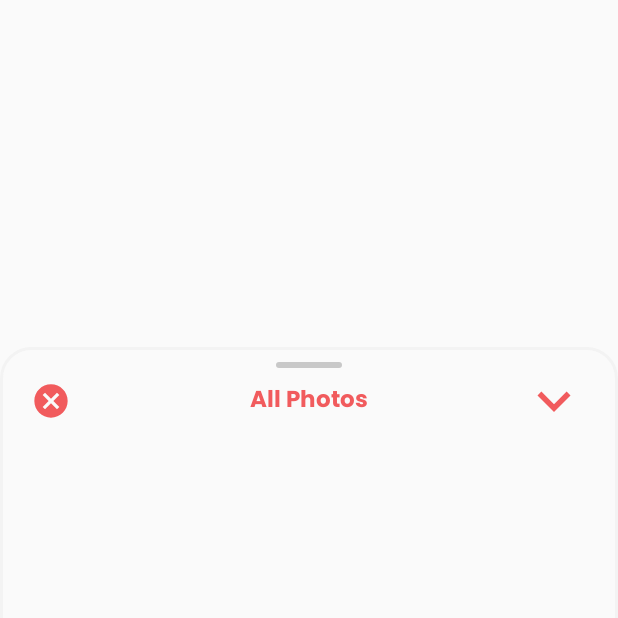
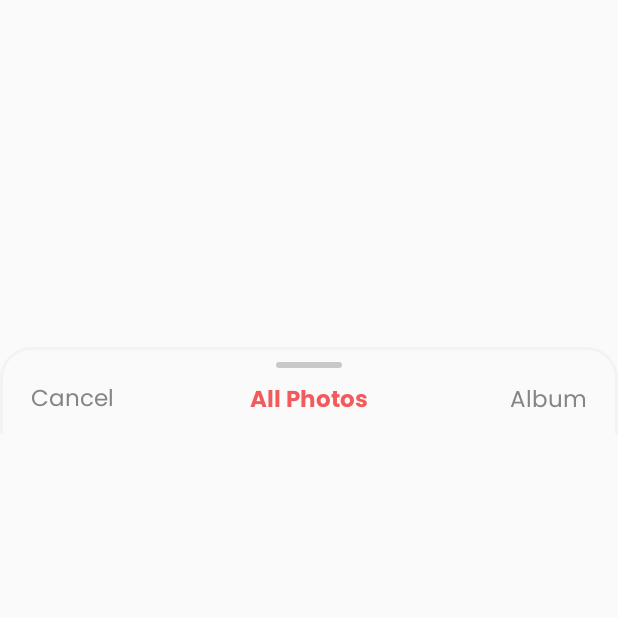
Before and after one commit to mahfuj-ahmed-jim/Khaben_Naki, an Android app: the screen it shows after launch (InformationActivity), on a phone screen of 412 x 824 dp, the top half of it. Run offline under Robolectric (Android 15) with nearby library versions, the phone set to English and light mode, and no system bars.

Commit message:
Slider Bug Fixed

```diff
--- a/Android/app/src/main/java/com/example/khabennaki/Design/SignUp/InformationActivity.java
+++ b/Android/app/src/main/java/com/example/khabennaki/Design/SignUp/InformationActivity.java
@@ -1,5 +1,6 @@
 package com.example.khabennaki.Design.SignUp;
 
+import androidx.annotation.DrawableRes;
 import androidx.annotation.NonNull;
 import androidx.appcompat.app.AppCompatActivity;
 import androidx.appcompat.app.AppCompatDelegate;
@@ -8,6 +9,8 @@ import androidx.core.content.ContextCompat;
 import androidx.recyclerview.widget.RecyclerView;
 
 import android.Manifest;
+import android.annotation.SuppressLint;
+import android.content.Intent;
 import android.content.pm.PackageManager;
 import android.database.Cursor;
 import android.os.Build;
@@ -20,6 +23,7 @@ import android.view.WindowManager;
 import android.view.animation.TranslateAnimation;
 import android.widget.Button;
 import android.widget.GridView;
+import android.widget.TextView;
 import android.widget.Toast;
 
 import com.example.khabennaki.Design.Home.ImageFromGallery.GridAdapter;
@@ -38,8 +42,8 @@ public class InformationActivity extends AppCompatActivity {
     // for bottom sheet
     private BottomSheetBehavior bottomSheetBehavior;
     private View bottomSheet;
-    private Button crossButton, arrowButton;
-    private boolean CHECK_ARROW_BUTTON_ROTATION_STATE = false;
+    private TextView crossButton, arrowButton; // use as button
+    private boolean SHOW_ALBUMS = false;
     private View layoutView;
     private RecyclerView recyclerView;
 
@@ -95,21 +99,34 @@ public class InformationActivity extends AppCompatActivity {
             @Override
             public void onClick(View v) {
                 bottomSheetBehavior.setHideable(true); // make bottom sheet hideAble
-                bottomSheetBehavior.setState(BottomSheetBehavior.STATE_HIDDEN); // hide the bottom sheet
+                //bottomSheetBehavior.setState(BottomSheetBehavior.STATE_HIDDEN); // hide the bottom sheet
+                bottomSheetBehavior.setState(BottomSheetBehavior.STATE_HALF_EXPANDED);
             }
         });
 
         arrowButton.setOnClickListener(new View.OnClickListener() {
+            @SuppressLint("ResourceAsColor")
             @Override
             public void onClick(View v) {
-                if(CHECK_ARROW_BUTTON_ROTATION_STATE==false){
-                    arrowButton.setRotation(180); // rotate the button
-                    CHECK_ARROW_BUTTON_ROTATION_STATE = true; // change the state
+                if(SHOW_ALBUMS==false){
+                    SHOW_ALBUMS = true; // change the state
                     slideUp(layoutView); // slide up animation for recyclerView
+
+                    // thread to make smooth
+                    Thread background = new Thread() {
+                        public void run() {
+                            try {
+                                sleep(500);
+                                gridView.setVisibility(View.GONE); // hide gridView
+                            } catch (Exception e) {
+                            }
+                        }
+                    };
+                    background.start();
                 }else{
-                    arrowButton.setRotation(0); // rotate to initial position
-                    CHECK_ARROW_BUTTON_ROTATION_STATE = false; // change the state
+                    SHOW_ALBUMS = false; // change the state
                     slideDown(layoutView); // slide down animation for recyclerView
+                    gridView.setVisibility(View.VISIBLE); // show gridView
                 }
             }
         });
@@ -120,7 +137,6 @@ public class InformationActivity extends AppCompatActivity {
     // method for initialize activity on start
     public void initialization(){
         bottomSheetBehavior = BottomSheetBehavior.from(bottomSheet); // bottom sheet behavior
-        layoutView.setVisibility(View.GONE); // hide the recyclerView
 
         // permission for storage
         if(ContextCompat.checkSelfPermission(InformationActivity.this, Manifest.permission.WRITE_EXTERNAL_STORAGE)== PackageManager.PERMISSION_GRANTED &&
--- a/Android/app/src/main/res/layout/activity_information.xml
+++ b/Android/app/src/main/res/layout/activity_information.xml
@@ -111,29 +111,38 @@
 
                         </LinearLayout>
 
-                        <Button
+                        <TextView
                             android:id="@+id/cross_button_id"
-                            android:layout_width="0dp"
+                            android:gravity="center"
+                            android:fontFamily="@font/poppins_regular"
+                            android:textColor="@color/primary_text_color"
+                            android:textSize="15dp"
+                            android:background="@color/background_color"
+                            android:text="Cancel"
+                            android:layout_width="wrap_content"
                             android:layout_height="0dp"
-                            android:background="@drawable/cancel"
                             app:layout_constraintBottom_toTopOf="@+id/guideline45"
-                            app:layout_constraintDimensionRatio="h,1:1"
                             app:layout_constraintStart_toStartOf="@+id/guideline3"
                             app:layout_constraintTop_toTopOf="@+id/guideline44">
 
-                        </Button>
+                        </TextView>
 
-                        <Button
+                        <TextView
                             android:id="@+id/arrow_button_id"
-                            android:layout_width="0dp"
+                            android:gravity="center"
+                            android:fontFamily="@font/poppins_regular"
+                            android:textColor="@color/primary_text_color"
+                            android:textSize="15dp"
+                            android:background="@color/background_color"
+                            android:text="Album"
+                            android:layout_width="wrap_content"
                             android:layout_height="0dp"
-                            android:background="@drawable/down_arrow"
                             app:layout_constraintBottom_toBottomOf="parent"
                             app:layout_constraintDimensionRatio="h,1:1"
                             app:layout_constraintEnd_toStartOf="@+id/guideline4"
                             app:layout_constraintTop_toTopOf="parent">
 
-                        </Button>
+                        </TextView>
 
                     </androidx.constraintlayout.widget.ConstraintLayout>
 
```
Also changed, not shown: Android/app/src/main/res/layout/image_folder_recyclerview_sample.xml (added, +15 -0 lines).
